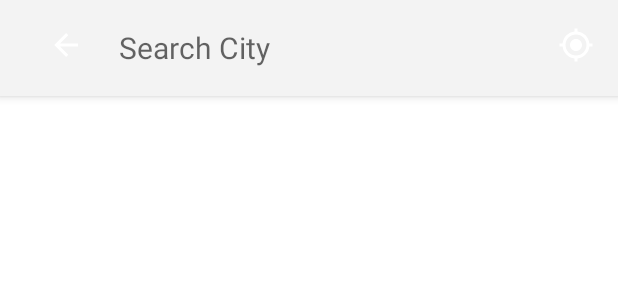
After one commit to AndroBuddy/Weather, an Android app: the layout search_layout.xml on its own in the app's theme, with its tools: preview values and no code run, on a phone screen of 412 x 824 dp. The commit adds this screen. Shown: the top 300 px of the screen. Run offline under Robolectric (Android 15) with nearby library versions, the phone set to English and light mode, and no system bars.

Commit message:
Add Search UI
Signed-off-by: Androbuddy <anirudhchimpidi8@gmail.com>

```diff
--- /dev/null
+++ b/app/src/main/res/drawable/ic_back.xml
@@ -0,0 +1,9 @@
+<vector xmlns:android="http://schemas.android.com/apk/res/android"
+    android:width="24dp"
+    android:height="24dp"
+    android:viewportWidth="24"
+    android:viewportHeight="24">
+    <path
+        android:fillColor="#FFF"
+        android:pathData="M20 11v2H8l5.5 5.5l-1.42 1.42L4.16 12l7.92-7.92L13.5 5.5L8 11h12z"/>
+</vector>
--- /dev/null
+++ b/app/src/main/res/drawable/locate_fab.xml
@@ -0,0 +1,9 @@
+<vector xmlns:android="http://schemas.android.com/apk/res/android"
+    android:width="24dp"
+    android:height="24dp"
+    android:viewportWidth="24"
+    android:viewportHeight="24">
+    <path
+        android:fillColor="#fff"
+        android:pathData="M12 8c1.06 0 2.08 0.42 2.83 1.17S16 10.94 16 12s-0.42 2.08-1.17 2.83S13.06 16 12 16s-2.08-0.42-2.83-1.17S8 13.06 8 12s0.42-2.08 1.17-2.83S10.94 8 12 8zm-8.95 5H1v-2h2.05C3.5 6.83 6.83 3.5 11 3.05V1h2v2.05c4.17 0.45 7.5 3.78 7.95 7.95H23v2h-2.05c-0.45 4.17-3.78 7.5-7.95 7.95V23h-2v-2.05C6.83 20.5 3.5 17.17 3.05 13zM12 5c-1.86 0-3.64 0.74-4.95 2.05C5.74 8.36 5 10.15 5 12c0 1.86 0.74 3.64 2.05 4.95C8.36 18.26 10.15 19 12 19c1.86 0 3.64-0.74 4.95-2.05C18.26 15.64 19 13.85 19 12c0-1.86-0.74-3.64-2.05-4.95C15.64 5.74 13.85 5 12 5z"/>
+</vector>
--- a/app/src/main/res/drawable/city_bar.xml
+++ b/app/src/main/res/drawable/search_bar_background.xml
@@ -2,7 +2,7 @@
 <layer-list xmlns:android="http://schemas.android.com/apk/res/android">
     <item>
         <shape android:shape="rectangle">
-            <solid android:color="#0C000000"/>
+            <solid android:color="@color/search_bar_color"/>
             <corners android:radius="8dp" />
         </shape>
     </item>
--- /dev/null
+++ b/app/src/main/res/layout/search_layout.xml
@@ -0,0 +1,10 @@
+<?xml version="1.0" encoding="utf-8"?>
+<RelativeLayout
+    xmlns:android="http://schemas.android.com/apk/res/android"
+    android:layout_width="wrap_content"
+    android:layout_height="wrap_content">
+
+    <include layout="@layout/snippet_search_toolbar" />
+    <include layout="@layout/snippet_view_toolbar" android:id="@+id/searchToolbar"/>
+
+</RelativeLayout>
--- /dev/null
+++ b/app/src/main/res/layout/snippet_view_toolbar.xml
@@ -0,0 +1,44 @@
+<?xml version="1.0" encoding="utf-8"?>
+<com.google.android.material.appbar.AppBarLayout
+    xmlns:android="http://schemas.android.com/apk/res/android"
+    android:layout_height="64dp"
+    android:layout_width="match_parent"
+    android:background="@color/search_bar_color"
+    android:padding="16dp"
+    android:id="@+id/searchToolbar">
+
+    <Toolbar
+        android:layout_width="match_parent"
+        android:layout_height="match_parent">
+
+        <LinearLayout
+            android:layout_width="match_parent"
+            android:layout_height="wrap_content">
+
+            <ImageView
+                android:layout_width="24dp"
+                android:layout_height="24dp"
+                android:src="@drawable/ic_back"
+                android:layout_marginEnd="15dp"
+                android:id="@+id/ivBackArrow" />
+
+            <EditText
+                android:layout_width="0dp"
+                android:layout_height="wrap_content"
+                android:layout_weight="1"
+                android:hint="Search City"
+                android:paddingStart="8dp"
+                android:background="@null"
+                android:textSize="20sp"
+                android:layout_toRightOf="@id/ivBackArrow"
+                android:inputType="textPersonName"
+                android:id="@+id/tv_editText"/>
+
+            <ImageView
+                android:layout_width="wrap_content"
+                android:layout_height="wrap_content"
+                android:id="@+id/location_search"
+                android:src="@drawable/locate_fab" />
+        </LinearLayout>
+    </Toolbar>
+</com.google.android.material.appbar.AppBarLayout>
--- /dev/null
+++ b/app/src/main/res/values-night/colors.xml
@@ -0,0 +1,4 @@
+<?xml version="1.0" encoding="utf-8"?>
+<resources>
+    <color name="search_bar_color">#FF242424</color>
+</resources>
--- a/app/src/main/res/values-night/themes.xml
+++ b/app/src/main/res/values-night/themes.xml
@@ -1,6 +1,6 @@
 <resources xmlns:tools="http://schemas.android.com/tools">
     <!-- Base application theme. -->
-    <style name="Theme.Weather" parent="Theme.MaterialComponents.DayNight.DarkActionBar">
+    <style name="Theme.Weather" parent="Theme.MaterialComponents.DayNight.NoActionBar">
         <!-- Primary brand color. -->
         <item name="colorPrimary">@color/purple_200</item>
         <item name="colorPrimaryVariant">@color/purple_700</item>
@@ -10,7 +10,8 @@
         <item name="colorSecondaryVariant">@color/teal_200</item>
         <item name="colorOnSecondary">@color/black</item>
         <!-- Status bar color. -->
-        <item name="android:statusBarColor" tools:targetApi="l">?attr/colorPrimaryVariant</item>
+        <item name="android:statusBarColor" tools:targetApi="l">?attr/colorOnPrimary</item>
         <!-- Customize your theme here. -->
+        <item name="android:navigationBarColor">?attr/colorOnPrimary</item>
     </style>
 </resources>
--- a/app/src/main/res/values/colors.xml
+++ b/app/src/main/res/values/colors.xml
@@ -7,4 +7,5 @@
     <color name="teal_700">#FF018786</color>
     <color name="black">#FF000000</color>
     <color name="white">#FFFFFFFF</color>
+    <color name="search_bar_color">#F3F3F3</color>
 </resources>
--- a/app/src/main/res/values/themes.xml
+++ b/app/src/main/res/values/themes.xml
@@ -1,6 +1,6 @@
 <resources xmlns:tools="http://schemas.android.com/tools">
     <!-- Base application theme. -->
-    <style name="Theme.Weather" parent="Theme.MaterialComponents.DayNight.DarkActionBar">
+    <style name="Theme.Weather" parent="Theme.MaterialComponents.DayNight.NoActionBar">
         <!-- Primary brand color. -->
         <item name="colorPrimary">@color/purple_500</item>
         <item name="colorPrimaryVariant">@color/purple_700</item>
@@ -10,7 +10,10 @@
         <item name="colorSecondaryVariant">@color/teal_700</item>
         <item name="colorOnSecondary">@color/black</item>
         <!-- Status bar color. -->
-        <item name="android:statusBarColor" tools:targetApi="l">?attr/colorPrimaryVariant</item>
+        <item name="android:statusBarColor" tools:targetApi="l">?attr/colorOnPrimary</item>
+        <item name="android:windowLightStatusBar">true</item>
         <!-- Customize your theme here. -->
+        <item name="android:windowLightNavigationBar">true</item>
+        <item name="android:navigationBarColor">?attr/colorOnPrimary</item>
     </style>
 </resources>
```
Also changed, not shown: app/src/main/java/com/orca/weather/MainActivity.kt (+12 -48 lines), app/src/main/java/com/orca/weather/Toolbar.kt (added, +157 -0 lines), app/src/main/res/drawable/ic_search.xml (added, +9 -0 lines), app/src/main/res/layout/activity_main.xml (+11 -53 lines), app/src/main/res/layout/fragment_main.xml (renamed from app/src/main/res/layout/main_info.xml, +23 -31 lines), app/src/main/res/layout/snippet_search_toolbar.xml (added, +38 -0 lines).
